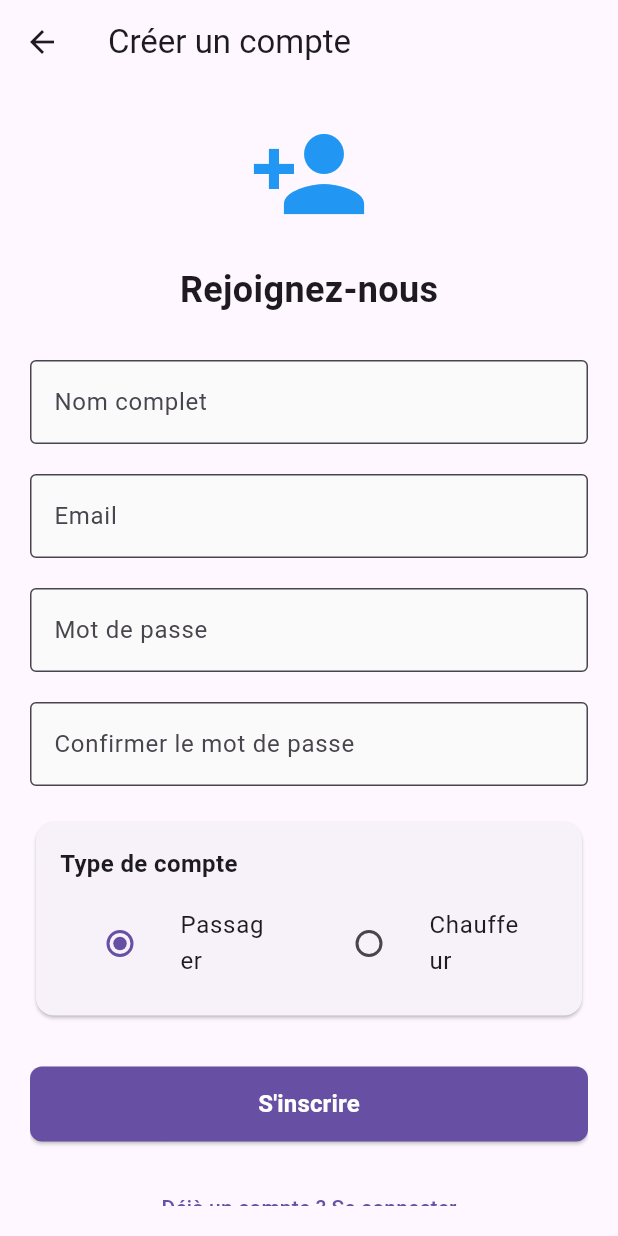
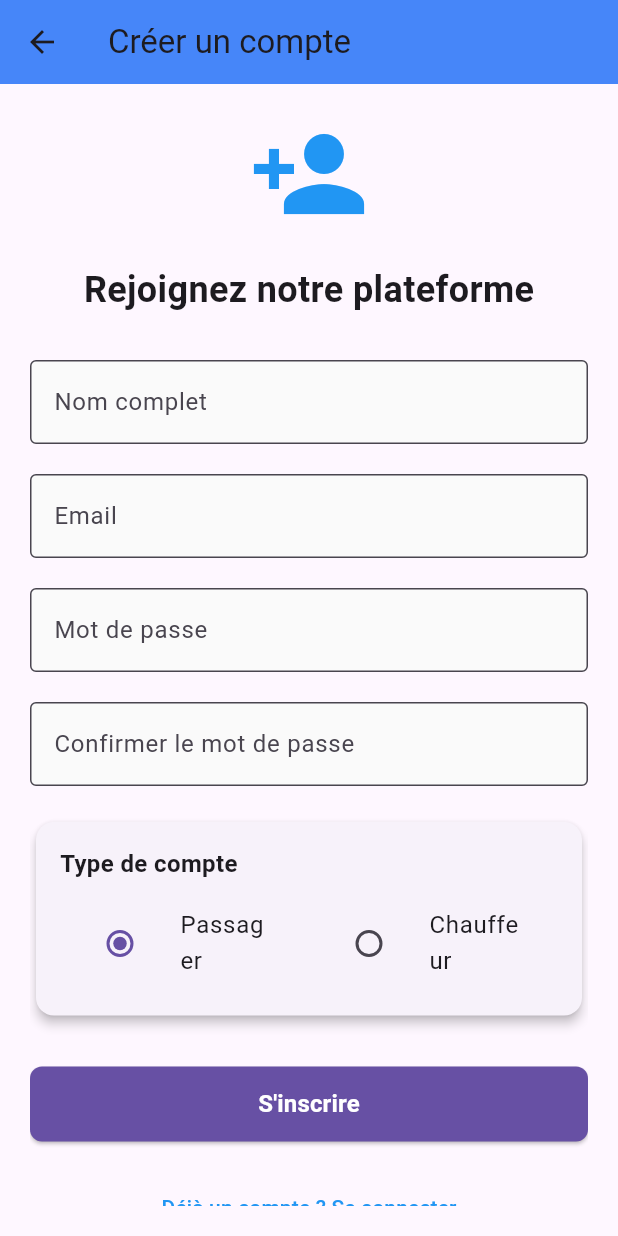
Before and after one commit to yasserbadri/CovoiturageApp, a Flutter app: the RegisterScreen screen opened by its route, on a phone screen of 412 x 824 dp. Run offline on Flutter 3.47's test engine with Material 3 defaults, Android fonts, the phone set to English and light mode, and no system bars; our stand-ins replace flutter_map, geolocator, latlong2, permission_handler, shared_preferences; accounts and stored records are empty; network calls fail.

Commit message:
added register in front successfully

```diff
--- a/lib/models/ride.dart
+++ b/lib/models/ride.dart
@@ -1,3 +1,5 @@
+import 'package:latlong2/latlong.dart';
+
 class Ride {
   final String id;
   final String driverId;
--- a/lib/screens/register_screen.dart
+++ b/lib/screens/register_screen.dart
@@ -17,6 +17,10 @@ class _RegisterScreenState extends State<RegisterScreen> {
   final emailController = TextEditingController();
   final passwordController = TextEditingController();
   final confirmPasswordController = TextEditingController();
+  final phoneController = TextEditingController();
+  final vehicleTypeController = TextEditingController();
+  final licensePlateController = TextEditingController();
+
   String userType = 'client';
   bool isLoading = false;
 
@@ -45,6 +49,9 @@ class _RegisterScreenState extends State<RegisterScreen> {
       emailController.text.trim(),
       passwordController.text,
       userType,
+      phone: phoneController.text.trim(),
+      vehicleType: vehicleTypeController.text.trim(),
+      licensePlate: licensePlateController.text.trim(),
     );
 
     setState(() => isLoading = false);
@@ -52,7 +59,7 @@ class _RegisterScreenState extends State<RegisterScreen> {
     if (result != null) {
       final user = result['user'] as User;
       ScaffoldMessenger.of(context).showSnackBar(
-        SnackBar(content: Text('Inscription réussie! Bienvenue ${user.name}')),
+        SnackBar(content: Text('Inscription réussie ! Bienvenue ${user.name}')),
       );
 
       // Redirection selon le rôle
@@ -64,7 +71,6 @@ class _RegisterScreenState extends State<RegisterScreen> {
     }
   }
 
-  // MÉTHODE AJOUTÉE : Redirection selon le rôle
   void _redirectBasedOnRole(User user) {
     if (user.userType == 'chauffeur') {
       Navigator.pushReplacementNamed(context, AppRoutes.driverHome);
@@ -78,8 +84,8 @@ class _RegisterScreenState extends State<RegisterScreen> {
     return Scaffold(
       appBar: AppBar(
         title: const Text("Créer un compte"),
-        backgroundColor: Colors.transparent,
-        elevation: 0,
+        backgroundColor: Colors.blueAccent,
+        elevation: 2,
         leading: IconButton(
           icon: const Icon(Icons.arrow_back),
           onPressed: () => Navigator.pop(context),
@@ -93,10 +99,12 @@ class _RegisterScreenState extends State<RegisterScreen> {
               const Icon(Icons.person_add, size: 80, color: Colors.blue),
               const SizedBox(height: 20),
               const Text(
-                "Rejoignez-nous",
+                "Rejoignez notre plateforme",
                 style: TextStyle(fontSize: 24, fontWeight: FontWeight.bold),
               ),
               const SizedBox(height: 30),
+
+              // --- Champs communs ---
               CustomTextField(
                 controller: nameController,
                 label: "Nom complet",
@@ -122,8 +130,12 @@ class _RegisterScreenState extends State<RegisterScreen> {
               ),
               const SizedBox(height: 20),
 
-              // Sélection du type d'utilisateur
+              // --- Type d'utilisateur ---
               Card(
+                elevation: 3,
+                shape: RoundedRectangleBorder(
+                  borderRadius: BorderRadius.circular(12),
+                ),
                 child: Padding(
                   padding: const EdgeInsets.all(16),
                   child: Column(
@@ -171,8 +183,31 @@ class _RegisterScreenState extends State<RegisterScreen> {
                 ),
               ),
 
+              // --- Champs spécifiques chauffeur ---
+              if (userType == 'chauffeur') ...[
+                const SizedBox(height: 20),
+                CustomTextField(
+                  controller: phoneController,
+                  label: "Numéro de téléphone",
+                  keyboardType: TextInputType.phone,
+                ),
+                const SizedBox(height: 20),
+                CustomTextField(
+                  controller: vehicleTypeController,
+                  label: "Type de véhicule",
+                  keyboardType: TextInputType.text,
+                ),
+                const SizedBox(height: 20),
+                CustomTextField(
+                  controller: licensePlateController,
+                  label: "Plaque d'immatriculation",
+                  keyboardType: TextInputType.text,
+                ),
+              ],
+
               const SizedBox(height: 30),
 
+              // --- Bouton ---
               if (isLoading)
                 const CircularProgressIndicator()
               else
@@ -187,7 +222,10 @@ class _RegisterScreenState extends State<RegisterScreen> {
                 onPressed: () {
                   Navigator.pushReplacementNamed(context, AppRoutes.login);
                 },
-                child: const Text("Déjà un compte ? Se connecter"),
+                child: const Text(
+                  "Déjà un compte ? Se connecter",
+                  style: TextStyle(color: Colors.blue),
+                ),
               ),
             ],
           ),
@@ -202,6 +240,9 @@ class _RegisterScreenState extends State<RegisterScreen> {
     emailController.dispose();
     passwordController.dispose();
     confirmPasswordController.dispose();
+    phoneController.dispose();
+    vehicleTypeController.dispose();
+    licensePlateController.dispose();
     super.dispose();
   }
 }
--- a/lib/services/api_service.dart
+++ b/lib/services/api_service.dart
@@ -58,29 +58,49 @@ class ApiService {
     }
   }
 
-  static Future<Map<String, dynamic>?> register(String name, String email, String password, String userType) async {
+  static Future<Map<String, dynamic>?> register(
+  String name,
+  String email,
+  String password,
+  String userType, {
+  String? phone,
+  String? vehicleType,
+  String? licensePlate,
+}) async {
   try {
-      print('🔄 Tentative d\'inscription: $email');
+    print('🔄 Tentative d\'inscription: $email en tant que $userType');
+
+    // Préparer le corps JSON dynamiquement selon le rôle
+    final Map<String, dynamic> body = {
+      'name': name,
+      'email': email,
+      'password': password,
+      'user_type': userType,
+    };
+
+    if (phone != null && phone.isNotEmpty) body['phone'] = phone;
+    if (userType == 'chauffeur') {
+      if (vehicleType != null && vehicleType.isNotEmpty) {
+        body['vehicle_type'] = vehicleType;
+      }
+      if (licensePlate != null && licensePlate.isNotEmpty) {
+        body['license_plate'] = licensePlate;
+      }
+    }
 
     final response = await http.post(
       Uri.parse('$baseUrl/auth/register'),
       headers: {'Content-Type': 'application/json'},
-        body: jsonEncode({
-          'name': name,
-          'email': email,
-          'password': password,
-          'user_type': userType,
-        }),
+      body: jsonEncode(body),
     );
 
     print('📡 Status: ${response.statusCode}');
     print('📦 Response: ${response.body}');
 
-      if (response.statusCode == 201) {
+    if (response.statusCode == 201 || response.statusCode == 200) {
       final data = jsonDecode(response.body);
       await _saveToken(data['token']);
-
-        print('✅ Inscription réussie!');
+      print('✅ Inscription réussie pour $userType');
       return {
         'user': User.fromJson(data['user']),
         'token': data['token'],
@@ -94,6 +114,7 @@ class ApiService {
     return null;
   }
 }
+
 
   static Future<void> logout() async {
     await _removeToken();
```
Also changed, not shown: lib/screens/profile_screen.dart (+57 -3 lines), lib/widgets/location_search_field.dart (+32 -0 lines). Lines whose indentation alone changed are shown as unchanged.
